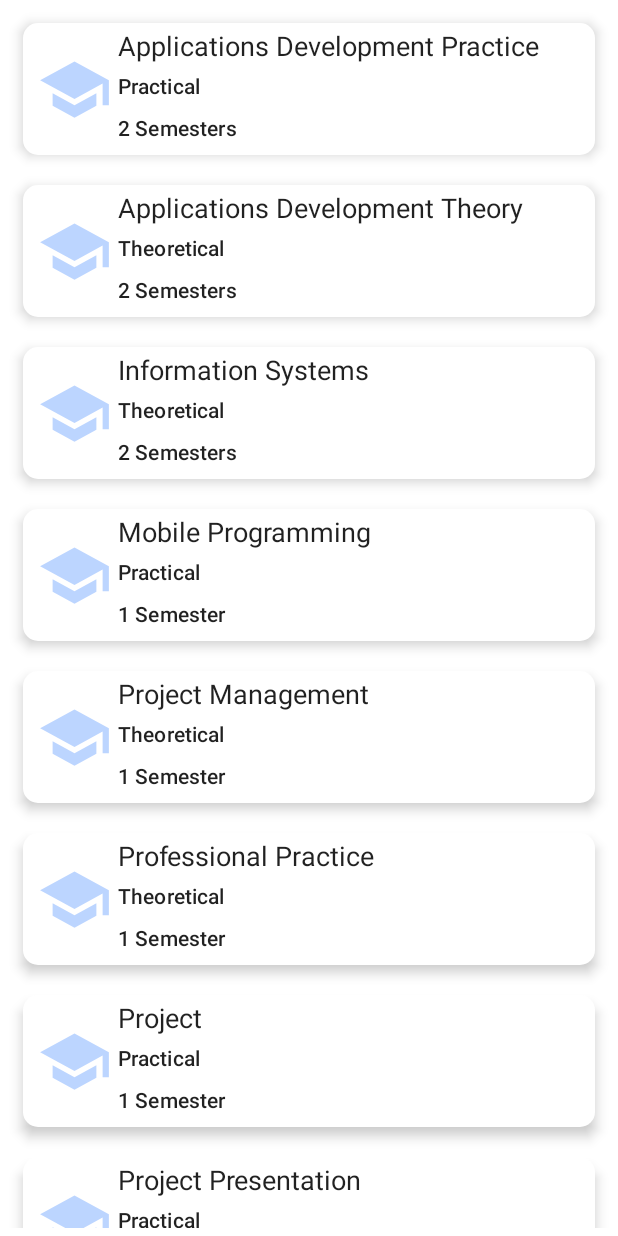
After one commit to ChanteLeeDavids/My-Journey, an Android app built with Jetpack Compose: the composable Courses shown on its own in the app's theme, on a phone screen of 412 x 824 dp. The commit adds this screen. Run offline under Robolectric (Android 15) with nearby library versions, the phone set to English and light mode, and no system bars.

Commit message:
Assignment 3

```diff
--- a/app/src/main/java/za/ac/cput/jetpackjourney/NavRoutes.kt
+++ b/app/src/main/java/za/ac/cput/jetpackjourney/NavRoutes.kt
@@ -1,7 +1,11 @@
+//Author : Chante Lee Davids
+//Student No. : 220246688
+
 package za.ac.cput.jetpackjourney
 
 sealed class NavRoutes(val route: String) {
     object Home : NavRoutes("home")
     object Details : NavRoutes("details")
+    object Courses : NavRoutes("courses")
 
 }
--- /dev/null
+++ b/app/src/main/java/za/ac/cput/jetpackjourney/data/CourseData.kt
@@ -0,0 +1,6 @@
+//Author : Chante Lee Davids
+//Student No. : 220246688
+
+package za.ac.cput.jetpackjourney.data
+
+data class CourseData(var aImageRes: Int, var courseName: String, var courseType: String, var courseDuration: String)
--- /dev/null
+++ b/app/src/main/java/za/ac/cput/jetpackjourney/data/CourseDataSet.kt
@@ -0,0 +1,17 @@
+//Author : Chante Lee Davids
+//Student No. : 220246688
+
+package za.ac.cput.jetpackjourney.data
+
+import za.ac.cput.jetpackjourney.R
+
+fun listOfCourses() = mutableListOf(
+    CourseData(R.drawable.ic_baseline_school_24, "Applications Development Practice", "Practical", "2 Semesters"),
+    CourseData(R.drawable.ic_baseline_school_24, "Applications Development Theory", "Theoretical", "2 Semesters"),
+    CourseData(R.drawable.ic_baseline_school_24, "Information Systems", "Theoretical", "2 Semesters"),
+    CourseData(R.drawable.ic_baseline_school_24, "Mobile Programming", "Practical", "1 Semester"),
+    CourseData(R.drawable.ic_baseline_school_24, "Project Management", "Theoretical", "1 Semester"),
+    CourseData(R.drawable.ic_baseline_school_24, "Professional Practice", "Theoretical","1 Semester"),
+    CourseData(R.drawable.ic_baseline_school_24, "Project", "Practical", "1 Semester"),
+    CourseData(R.drawable.ic_baseline_school_24, "Project Presentation", "Practical", "2 Semesters")
+)
--- /dev/null
+++ b/app/src/main/java/za/ac/cput/jetpackjourney/data/CourseItem.kt
@@ -0,0 +1,69 @@
+//Author : Chante Lee Davids
+//Student No. : 220246688
+
+package za.ac.cput.jetpackjourney.data
+
+import androidx.compose.foundation.Image
+import androidx.compose.foundation.layout.*
+import androidx.compose.foundation.shape.CornerSize
+import androidx.compose.foundation.shape.RoundedCornerShape
+import androidx.compose.material.Card
+import androidx.compose.material.MaterialTheme
+import androidx.compose.material.Text
+import androidx.compose.runtime.Composable
+import androidx.compose.ui.Alignment
+import androidx.compose.ui.Modifier
+import androidx.compose.ui.draw.clip
+import androidx.compose.ui.layout.ContentScale
+import androidx.compose.ui.res.painterResource
+import androidx.compose.ui.unit.dp
+import androidx.compose.ui.unit.sp
+import za.ac.cput.jetpackjourney.R
+
+@Composable
+fun loadCourseCards(courseData: CourseData) {
+    Card(
+        modifier = Modifier.padding(10.dp),
+        elevation = 5.dp,
+        shape = RoundedCornerShape(corner = CornerSize(10.dp))
+    ){
+        Row(
+            modifier = Modifier
+                .padding(5.dp)
+                .fillMaxWidth(),
+        verticalAlignment = Alignment.CenterVertically
+        ){
+            Image(
+                painter = painterResource(id = R.drawable.ic_baseline_school_24),
+                contentDescription = null,
+                contentScale = ContentScale.Crop,
+                modifier = Modifier
+                    .padding(4.dp)
+                .height(50.dp)
+            .clip(RoundedCornerShape(corner = CornerSize(10.dp)))
+            )
+            Column{
+                Text(
+                    text = courseData.courseName,
+                    fontSize = 18.sp
+
+                )
+                Spacer(
+                    modifier = Modifier.height(4.dp)
+                )
+                Text(
+                    text = courseData.courseType,
+                    style = MaterialTheme.typography.subtitle2
+                )
+                Spacer(
+                    modifier = Modifier.height(4.dp)
+                )
+                Text(
+                    text = courseData.courseDuration,
+                    style = MaterialTheme.typography.subtitle2
+                )
+            }
+        }
+    }
+
+}
--- /dev/null
+++ b/app/src/main/java/za/ac/cput/jetpackjourney/screens/Courses.kt
@@ -0,0 +1,173 @@
+//Author : Chante Lee Davids
+//Student No. : 220246688
+
+package za.ac.cput.jetpackjourney.screens
+
+import androidx.compose.foundation.BorderStroke
+import androidx.compose.foundation.Image
+import androidx.compose.foundation.layout.*
+import androidx.compose.foundation.rememberScrollState
+import androidx.compose.foundation.shape.CircleShape
+import androidx.compose.foundation.verticalScroll
+import androidx.compose.material.*
+import androidx.compose.runtime.*
+import androidx.compose.ui.Alignment
+import androidx.compose.ui.Modifier
+import androidx.compose.ui.graphics.Color
+import androidx.compose.ui.res.painterResource
+import androidx.compose.ui.text.font.FontWeight
+import androidx.compose.ui.unit.dp
+import androidx.compose.ui.unit.sp
+import androidx.navigation.NavHostController
+import za.ac.cput.jetpackjourney.NavRoutes
+import za.ac.cput.jetpackjourney.R
+import za.ac.cput.jetpackjourney.data.listOfCourses
+import za.ac.cput.jetpackjourney.data.loadCourseCards
+import kotlin.system.exitProcess
+
+@Composable
+fun Courses(navController: NavHostController) {
+
+    var dialogState by remember{
+        mutableStateOf(false)
+    }
+
+    Column(horizontalAlignment = Alignment.CenterHorizontally,
+        modifier = Modifier
+        .padding(5.dp)
+        .verticalScroll(rememberScrollState())) {
+        listOfCourses().forEach { courseData ->
+            loadCourseCards(courseData = courseData)
+        }
+
+            Button(
+                modifier = Modifier.padding(20.dp),
+                shape = CircleShape,
+                elevation = ButtonDefaults.elevation(0.dp,0.dp),
+                contentPadding = PaddingValues(20.dp,12.dp),
+                border = BorderStroke(2.dp, Color.Blue),
+                onClick = {
+                    navController.navigate(NavRoutes.Details.route)
+                },
+                colors = ButtonDefaults.buttonColors(
+                    backgroundColor = Color.Blue,
+                    contentColor = Color.White
+                )
+            ) {
+                Text(text = " Back ",
+                    fontSize = 20.sp,
+                    modifier = Modifier.padding(start = 10.dp)
+                )
+
+                Image(painter = painterResource(id = R.drawable.ic_baseline_keyboard_arrow_left_24),
+                    contentDescription = null,
+                    modifier = Modifier.size(35.dp)
+                )
+            }
+
+            Button(
+                modifier = Modifier.padding(20.dp),
+                shape = CircleShape,
+                elevation = ButtonDefaults.elevation(0.dp,0.dp),
+                contentPadding = PaddingValues(20.dp,12.dp),
+                border = BorderStroke(2.dp, Color.Blue),
+                onClick = {
+                    dialogState = true
+                },
+                colors = ButtonDefaults.buttonColors(
+                    backgroundColor = Color.Blue,
+                    contentColor = Color.White
+                )
+            ) {
+                Text(text = " Goodbye ",
+                    fontSize = 20.sp,
+                    modifier = Modifier.padding(start = 10.dp)
+                )
+
+                Image(painter = painterResource(id = R.drawable.ic_baseline_exit_24),
+                    contentDescription = null,
+                    modifier = Modifier.size(35.dp)
+                )
+            }
+    }
+
+    AlertDialog(dialogState) {
+        dialogState = !it
+    }
+}
+
+@Composable
+fun AlertDialog(dialogState: Boolean, onDismiss: (dialogState: Boolean) -> Unit){
+
+    if(dialogState){
+
+        AlertDialog(
+            onDismissRequest = {
+                onDismiss(dialogState)
+            },
+            title = {
+                Row(){
+
+                    Image(painter = painterResource(id = R.drawable.ic_baseline_warning_24),
+                        contentDescription = null,
+                        modifier = Modifier.size(30.dp)
+                    )
+
+                    Text(
+                        text = "Warning",
+                        fontWeight = FontWeight.Bold,
+                        style = MaterialTheme.typography.h5
+                    )
+                }
+            },
+
+            text = {
+                Text(
+                    text = "Leaving now?",
+                    fontSize = 20.sp,
+                    color = Color.Gray
+                )
+            },
+            confirmButton = {
+                TextButton(
+                    shape = CircleShape,
+                    elevation = ButtonDefaults.elevation(0.dp,0.dp),
+                    contentPadding = PaddingValues(20.dp,12.dp),
+                    border = BorderStroke(2.dp, Color.Blue),
+                    onClick = {
+                        exitProcess(0)
+                    },
+                    colors = ButtonDefaults.textButtonColors(
+                        backgroundColor = Color.White,
+                        contentColor = Color.Black
+                    )
+                ){
+                    Text(
+                        "YES",
+                        fontSize = 16.sp
+                    )
+                }
+            },
+            dismissButton = {
+                TextButton(
+                    shape = CircleShape,
+                    elevation = ButtonDefaults.elevation(0.dp,0.dp),
+                    contentPadding = PaddingValues(20.dp,12.dp),
+                    border = BorderStroke(2.dp, Color.Blue),
+                    onClick = {
+                        onDismiss(dialogState)
+                    },
+                    colors = ButtonDefaults.textButtonColors(
+                        backgroundColor = Color.Blue,
+                        contentColor = Color.White
+                    )
+                ){
+                    Text(
+                        "NO",
+                        fontSize = 16.sp
+                    )
+                }
+            },
+        )
+    }
+}
--- a/app/src/main/java/za/ac/cput/jetpackjourney/screens/Details.kt
+++ b/app/src/main/java/za/ac/cput/jetpackjourney/screens/Details.kt
@@ -1,3 +1,6 @@
+//Author : Chante Lee Davids
+//Student No. : 220246688
+
 package za.ac.cput.jetpackjourney.screens
 
 import androidx.compose.foundation.BorderStroke
@@ -66,7 +69,7 @@ fun Details(navController: NavHostController) {
                 )
 
                 Text(
-                    text = " Informatics & Design ",
+                    text = " Information Technology ",
                     fontSize = 25.sp,
                     modifier = Modifier.padding(start = 10.dp)
                 )
@@ -96,6 +99,7 @@ fun Details(navController: NavHostController) {
                     contentPadding = PaddingValues(20.dp,12.dp),
                     border = BorderStroke(2.dp, Color.Blue),
                     onClick = {
+                        navController.navigate(NavRoutes.Courses.route)
 
                     },
                     colors = ButtonDefaults.buttonColors(
--- /dev/null
+++ b/app/src/main/res/drawable/ic_baseline_exit_24.xml
@@ -0,0 +1,5 @@
+<vector android:height="24dp" android:tint="#FFFFFF"
+    android:viewportHeight="24" android:viewportWidth="24"
+    android:width="24dp" xmlns:android="http://schemas.android.com/apk/res/android">
+    <path android:fillColor="@android:color/white" android:pathData="M10.09,15.59L11.5,17l5,-5 -5,-5 -1.41,1.41L12.67,11H3v2h9.67l-2.58,2.59zM19,3H5c-1.11,0 -2,0.9 -2,2v4h2V5h14v14H5v-4H3v4c0,1.1 0.89,2 2,2h14c1.1,0 2,-0.9 2,-2V5c0,-1.1 -0.9,-2 -2,-2z"/>
+</vector>
--- /dev/null
+++ b/app/src/main/res/drawable/ic_baseline_school_24.xml
@@ -0,0 +1,5 @@
+<vector android:height="24dp" android:tint="#BCD5FF"
+    android:viewportHeight="24" android:viewportWidth="24"
+    android:width="24dp" xmlns:android="http://schemas.android.com/apk/res/android">
+    <path android:fillColor="@android:color/white" android:pathData="M5,13.18v4L12,21l7,-3.82v-4L12,17l-7,-3.82zM12,3L1,9l11,6 9,-4.91V17h2V9L12,3z"/>
+</vector>
--- /dev/null
+++ b/app/src/main/res/drawable/ic_baseline_warning_24.xml
@@ -0,0 +1,10 @@
+<vector xmlns:android="http://schemas.android.com/apk/res/android"
+    android:width="24dp"
+    android:height="24dp"
+    android:viewportWidth="24"
+    android:viewportHeight="24"
+    android:tint="@android:color/black">
+  <path
+      android:fillColor="@android:color/white"
+      android:pathData="M1,21h22L12,2 1,21zM13,18h-2v-2h2v2zM13,14h-2v-4h2v4z"/>
+</vector>
```
Also changed, not shown: app/src/main/java/za/ac/cput/jetpackjourney/MainActivity.kt (+8 -0 lines), app/src/main/java/za/ac/cput/jetpackjourney/screens/Home.kt (+8 -0 lines), 4 other files.
